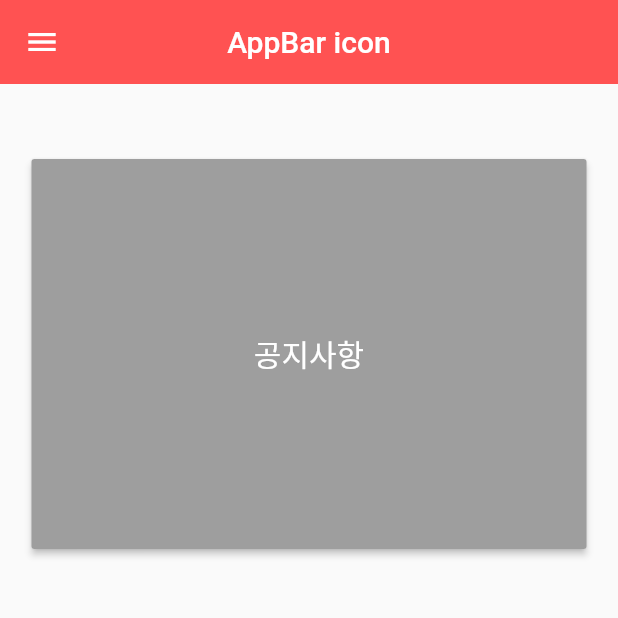
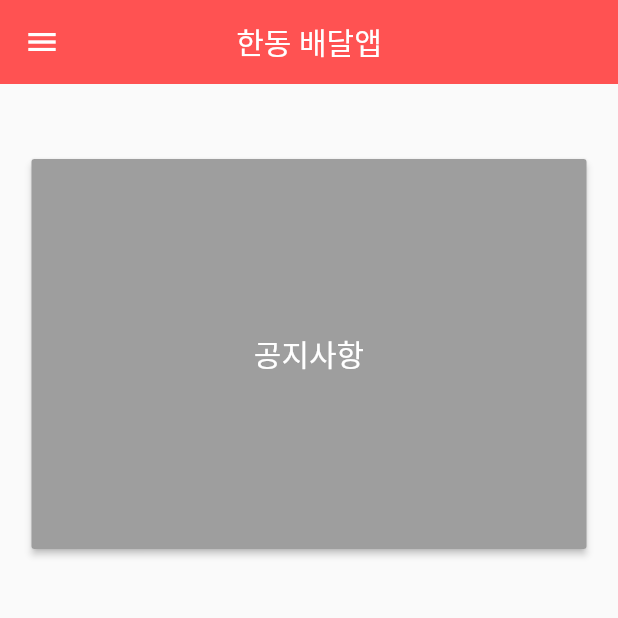
Before and after one commit to Luvxy/delivery, a Flutter app: the screen it shows after launch, on a phone screen of 412 x 824 dp, the top half of it. Run offline on Flutter 3.47's test engine with Material 2 defaults, Android fonts, the phone set to English and light mode, and no system bars; our stand-ins replace google_maps_flutter.

Commit message:
Delete some side button 앱 이릅 '한동 배달앱'으로 수정

```diff
--- a/lib/ScreenA.dart
+++ b/lib/ScreenA.dart
@@ -5,7 +5,7 @@ class ScreenA extends StatelessWidget {
   Widget build(BuildContext context) {
     return Scaffold(
       appBar: AppBar(
-        title: Text('AppBar icon'),
+        title: Text('한동 배달앱'),
         backgroundColor: Colors.redAccent,
         centerTitle: true,
         elevation: 0.0,
```
